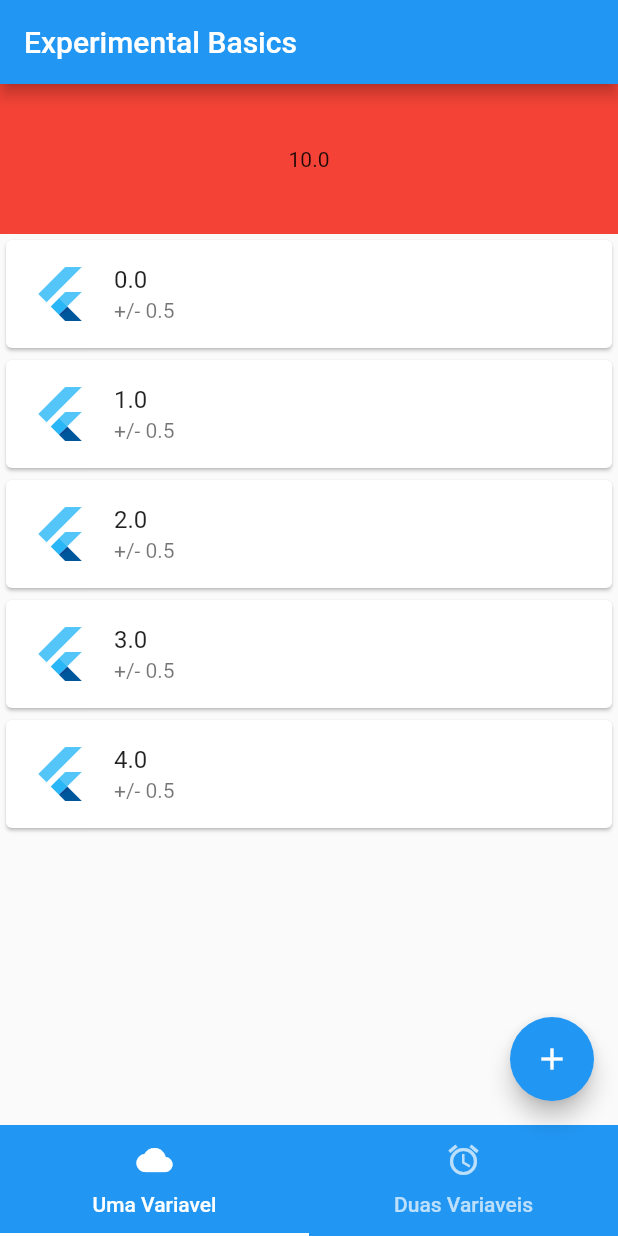
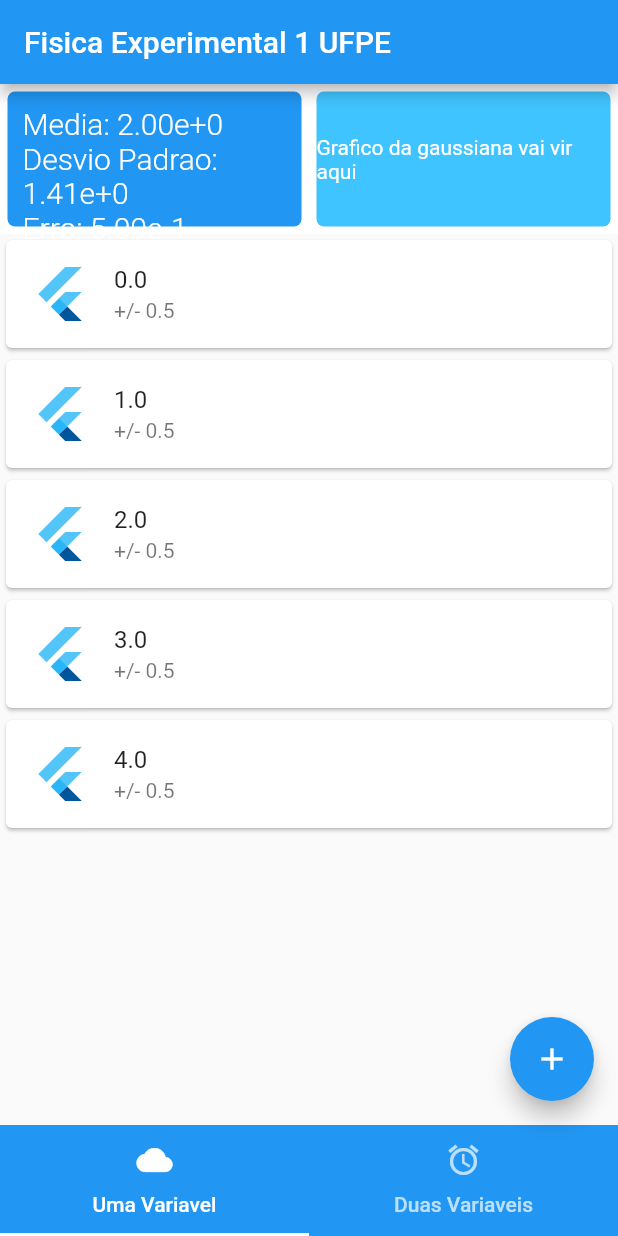
Before and after one commit to Shapis/experimental_basics, a Flutter app: the screen it shows after launch, on a phone screen of 412 x 824 dp. Run offline on Flutter 3.47's test engine with Material 2 defaults, Android fonts, the phone set to English and light mode, and no system bars; Roboto replaces fonts that are missing (SourceSansPro).

Commit message:
Change formatting of measurements to the scientific notation

```diff
--- a/lib/brain/standard_deviation_math.dart
+++ b/lib/brain/standard_deviation_math.dart
@@ -1 +1,45 @@
-class StandardDeviationMath {}
+import 'package:flutter/material.dart';
+import 'dart:math';
+
+class StandardDeviationMath {
+  final List<double> inputs;
+  final List<double> errors;
+
+  StandardDeviationMath({@required this.inputs, @required this.errors});
+
+  double getAverage() {
+    double temp = 0;
+    for (var item in inputs) {
+      temp += item;
+    }
+    return temp / inputs.length;
+  }
+
+  double getSingleInputVariance() {
+    double singleAverage = getAverage();
+    double sd = 0;
+    sd.round();
+
+    for (var item in inputs) {
+      sd += pow(item - singleAverage, 2);
+    }
+    return (sd / inputs.length);
+  }
+
+  double getSingleInputStandardDeviation() {
+    return sqrt(getSingleInputVariance());
+  }
+
+  double getAverageError() {
+    double avgError = 0;
+
+    for (var item in errors) {
+      avgError += item;
+    }
+    return avgError / errors.length;
+  }
+
+  int getAlgarismosSignificativos() {
+    return 2;
+  }
+}
--- /dev/null
+++ b/lib/components/reusable_card.dart
@@ -0,0 +1,31 @@
+import 'package:flutter/material.dart';
+
+class ReusableCard extends StatelessWidget {
+  ReusableCard(
+      {@required this.colour,
+      this.cardChild,
+      this.onPress,
+      this.margin = 5.0,
+      this.borderRadius = 5.0});
+
+  final Color colour;
+  final double margin;
+  final double borderRadius;
+  final Widget cardChild;
+  final Function onPress;
+
+  @override
+  Widget build(BuildContext context) {
+    return GestureDetector(
+      onTap: onPress,
+      child: Container(
+        child: cardChild,
+        margin: EdgeInsets.all(margin),
+        decoration: BoxDecoration(
+          borderRadius: BorderRadius.circular(borderRadius),
+          color: colour,
+        ),
+      ),
+    );
+  }
+}
--- /dev/null
+++ b/lib/components/typography.dart
@@ -0,0 +1,7 @@
+import 'package:flutter/material.dart';
+
+const kResultTextStyle = TextStyle(
+  color: Colors.white,
+  fontSize: 20.0,
+  fontWeight: FontWeight.w300,
+);
--- a/lib/main.dart
+++ b/lib/main.dart
@@ -18,7 +18,17 @@ class MyApp extends StatelessWidget {
       ],
       child: MaterialApp(
         home: HomeScreen(),
-        theme: ThemeData(fontFamily: 'SourceSansPro'),
+        theme: ThemeData(
+          fontFamily: 'SourceSansPro',
+          textButtonTheme: TextButtonThemeData(
+            style: ButtonStyle(
+              backgroundColor:
+                  MaterialStateProperty.resolveWith((state) => Colors.blue),
+              foregroundColor:
+                  MaterialStateProperty.resolveWith((state) => Colors.white),
+            ),
+          ),
+        ),
       ),
     );
   }
--- a/lib/provider_data/single_input_data.dart
+++ b/lib/provider_data/single_input_data.dart
@@ -30,7 +30,8 @@ class SingleInputData extends ChangeNotifier {
   }
 
   void addEntry(double value, double error) {
-    _singleInputEntries.add(
+    _singleInputEntries.insert(
+      0,
       SingleInputEntry(
         value: value,
         error: error,
--- a/lib/screens/add_value_screen.dart
+++ b/lib/screens/add_value_screen.dart
@@ -32,7 +32,7 @@ class AddValueScreen extends StatelessWidget {
               textAlign: TextAlign.center,
               style: TextStyle(
                 fontSize: 30.0,
-                color: Colors.lightBlueAccent,
+                color: Colors.blue,
               ),
             ),
             Row(
@@ -72,9 +72,8 @@ class AddValueScreen extends StatelessWidget {
             SizedBox(
               height: 5.0,
             ),
-            FlatButton(
+            TextButton(
               child: Text('Add'),
-              color: Colors.lightBlueAccent,
               onPressed: () {
                 switch (tabIndex) {
                   case 0:
--- a/lib/screens/home_screen.dart
+++ b/lib/screens/home_screen.dart
@@ -7,7 +7,7 @@ class HomeScreen extends StatelessWidget {
   Widget build(BuildContext context) {
     return Scaffold(
       appBar: AppBar(
-        title: Text('Experimental Basics'),
+        title: Text('Fisica Experimental 1 UFPE'),
         //leading: Icon(Icons.build),
       ),
       body: BottomTabbarExample(),
--- a/lib/screens/single_input_tab.dart
+++ b/lib/screens/single_input_tab.dart
@@ -1,4 +1,7 @@
+import 'package:experimental_basics/brain/standard_deviation_math.dart';
+import 'package:experimental_basics/components/typography.dart';
 import 'package:experimental_basics/provider_data/single_input_data.dart';
+import 'package:experimental_basics/components/reusable_card.dart';
 import 'package:flutter/material.dart';
 import 'package:provider/provider.dart';
 
@@ -6,13 +9,69 @@ class SingleInputTab extends StatelessWidget {
   @override
   Widget build(BuildContext context) {
     return Consumer<SingleInputData>(builder: (context, singleInputData, ___) {
+      StandardDeviationMath sdMath = StandardDeviationMath(
+          inputs:
+              singleInputData.singleInputEntries.map((e) => e.value).toList(),
+          errors:
+              singleInputData.singleInputEntries.map((e) => e.error).toList());
+
       return Column(
         children: [
           Container(
             height: 100,
-            color: Colors.red,
-            child: Center(child: Text(singleInputData.getSum().toString())),
+            color: Colors.white,
+            child: IntrinsicHeight(
+              child: Row(
+                mainAxisAlignment: MainAxisAlignment.spaceBetween,
+                crossAxisAlignment: CrossAxisAlignment.stretch,
+                children: [
+                  Expanded(
+                    child: ReusableCard(
+                      colour: Colors.blue,
+                      cardChild: Container(
+                        margin: EdgeInsets.all(10.0),
+                        child: Column(
+                          crossAxisAlignment: CrossAxisAlignment.start,
+                          children: [
+                            Text(
+                              'Media: ${sdMath.getAverage().toStringAsExponential(sdMath.getAlgarismosSignificativos())}',
+                              style: kResultTextStyle,
+                            ),
+                            Text(
+                              'Desvio Padrao: ${sdMath.getSingleInputStandardDeviation().toStringAsExponential(sdMath.getAlgarismosSignificativos())}',
+                              style: kResultTextStyle,
+                            ),
+                            Text(
+                              'Erro: ${sdMath.getAverageError().toStringAsExponential(sdMath.getAlgarismosSignificativos())}',
+                              style: kResultTextStyle,
+                            ),
+                          ],
+                        ),
+                      ),
+                    ),
+                  ),
+                  Expanded(
+                    child: ReusableCard(
+                      colour: Colors.lightBlueAccent,
+                      cardChild: Center(
+                        child: Text(
+                          "Grafico da gaussiana vai vir aqui",
+                          style: TextStyle(color: Colors.white),
+                        ),
+                      ),
+                    ),
+                  ),
+                ],
+              ),
+            ),
           ),
+          // Container(
+          //   height: 100,
+          //   color: Colors.red,
+          //   child: Center(
+          //       child: Text(
+          //           'Media: ${sdMath.getAverage()}, Desvio Padrao: ${sdMath.getSingleInputStandardDeviation()}, Erro: ')),
+          // ),
           Expanded(
             child: Container(
               child: ListView.builder(
@@ -33,8 +92,8 @@ class SingleInputTab extends StatelessWidget {
                           },
                         ),
                       );
-                      Scaffold.of(context).hideCurrentSnackBar();
-                      Scaffold.of(context).showSnackBar(snackBar);
+                      ScaffoldMessenger.of(context).hideCurrentSnackBar();
+                      ScaffoldMessenger.of(context).showSnackBar(snackBar);
                     },
                     background: Container(
                       color: Colors.red,
```
